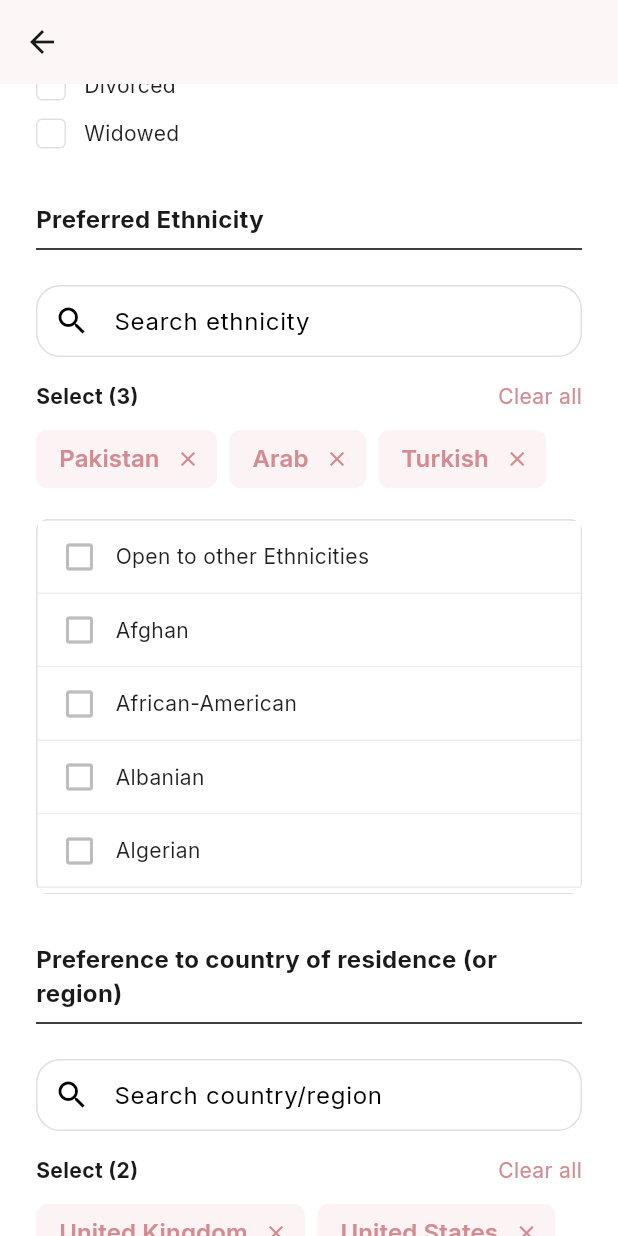
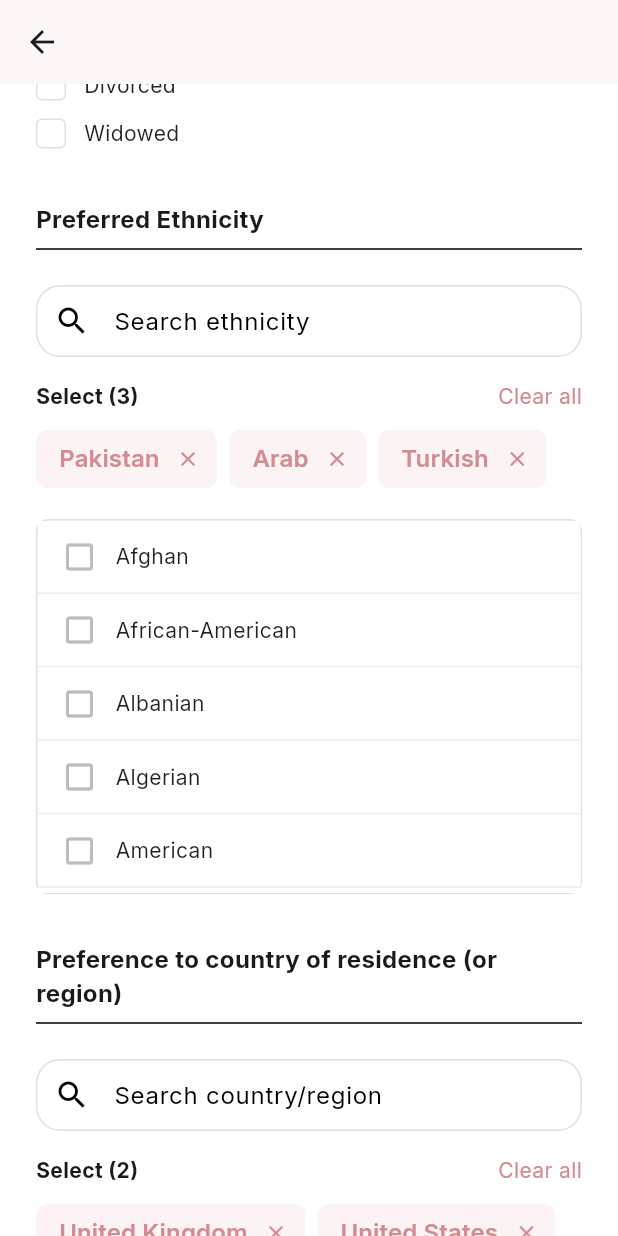
Before and after one commit to Mehedi259/Matrimony, a Flutter app: the PreferencesFormScreen screen opened by its route, scrolled down 576 dp, on a phone screen of 412 x 824 dp. Run offline on Flutter 3.47's test engine with Material 3 defaults, Android fonts, the phone set to English and light mode, and no system bars; our stand-ins replace cached_network_image, dio, flutter_animate, flutter_secure_storage, go_router, google_fonts and 2 more; accounts and stored records are empty; network calls fail.

Commit message:
refactor: update referral options, make gender nullable in match model, and implement key-value mapping for discovery sources

```diff
--- a/lib/core/constants/dropdown_options.dart
+++ b/lib/core/constants/dropdown_options.dart
@@ -2,12 +2,14 @@
 class DropdownOptions {
   // How did you find us?
   static const List<String> howDidYouFindUs = [
-    'Social Media (Facebook, Instagram, etc.)',
-    'Google Search',
-    'Friend/Family Referral',
-    'YouTube',
-    'Online Advertisement',
-    'Community Event',
+    'By Referral',
+    'Instagram',
+    'FaiyadFit',
+    'Youtube',
+    'A Muslim Homemaker',
+    'IronFitCoaching',
+    'A Muslim Guide',
+    'Facebook',
     'Other',
   ];
 
@@ -84,7 +86,6 @@ class DropdownOptions {
 
   // Ethnicity options
   static const List<String> ethnicities = [
-    'Open to other Ethnicities',
     'Afghan', 'African-American', 'Albanian', 'Algerian', 'American', 'Andorran',
     'Ango', 'Anguillan', 'Antigua', 'Argentine', 'Armenian', 'Australian',
     'Austrian', 'Azerbaijani', 'Bahamian', 'Bahraini', 'Bangladeshi', 'Bar',
--- a/lib/data/models/matches/match_profile_model.dart
+++ b/lib/data/models/matches/match_profile_model.dart
@@ -2,7 +2,7 @@ class MatchProfileModel {
   final String id;
   final String codename;
   final String role;
-  final String gender;
+  final String? gender;
   final String subscriptionPlan;
   final DateTime? lastActive;
   final String? lastActiveDisplay;
@@ -26,7 +26,7 @@ class MatchProfileModel {
     required this.id,
     required this.codename,
     required this.role,
-    required this.gender,
+    this.gender,
     required this.subscriptionPlan,
     this.lastActive,
     this.lastActiveDisplay,
@@ -52,7 +52,7 @@ class MatchProfileModel {
       id: json['id'] as String,
       codename: json['codename'] as String,
       role: json['role'] as String,
-      gender: json['gender'] as String,
+      gender: json['gender'] as String?,
       subscriptionPlan: json['subscription_plan'] as String,
       lastActive: json['last_active'] != null ? DateTime.parse(json['last_active'] as String) : null,
       lastActiveDisplay: json['last_active_display'] as String?,
```
Also changed, not shown: lib/features/auth_onboarding/presentation/screens/basic_information_screen.dart (+10 -2 lines).
